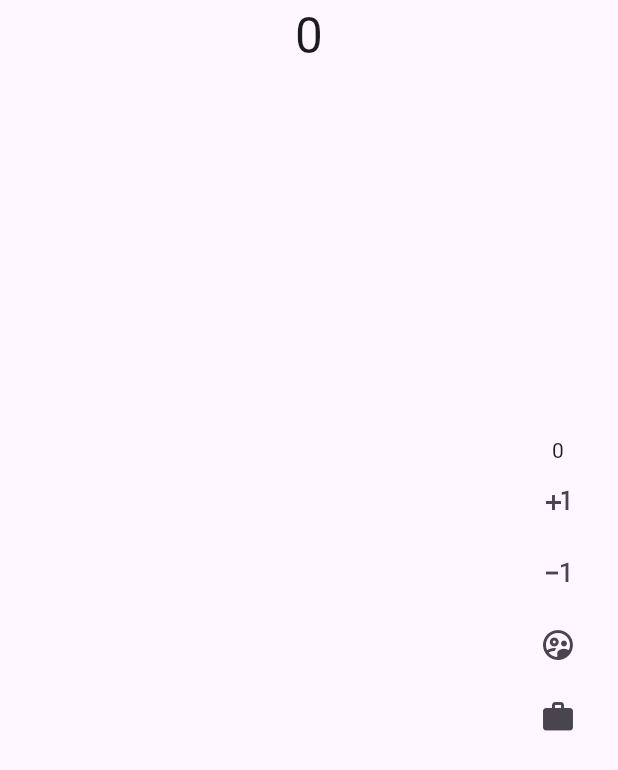
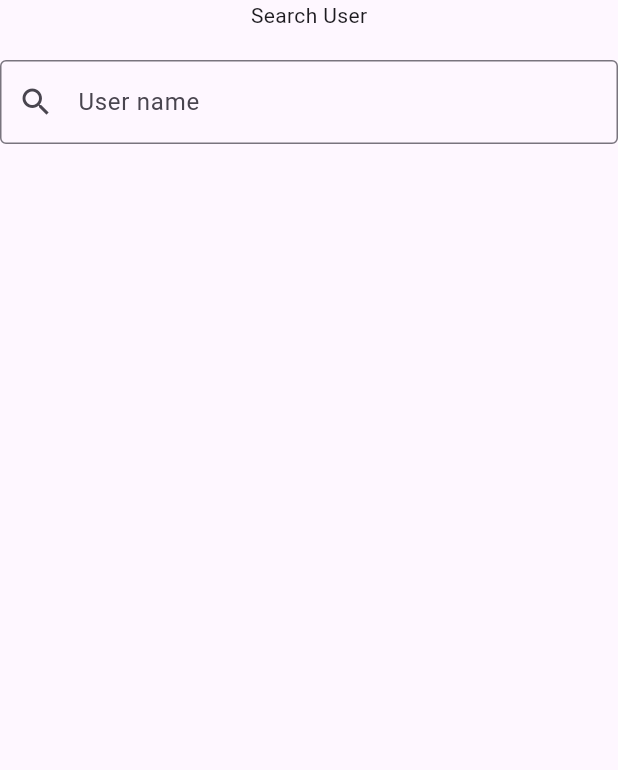
Before and after one commit to Vlad-Efremovv/bloc_teacher, a Flutter app: the screen it shows after launch, on a phone screen of 412 x 824 dp. Shown: the top 770 px of the screen. Run offline on Flutter 3.47's test engine with Material 3 defaults, Android fonts, the phone set to English and light mode, and no system bars; our stand-ins replace bloc_concurrency, dio, flutter_bloc, stream_transform.

Commit message:
№7 . search

```diff
--- a/lib/counter_bloc.dart
+++ /dev/null
@@ -1,23 +0,0 @@
-import 'package:bloc/bloc.dart';
-
-class CounterBloc extends Bloc<CounterEvent, int> {
-  CounterBloc() : super(0) {
-    on<CounterIncEvent>(_onIncrement);
-    on<CounterDecEvent>(_onDecrement);
-  }
-
-  _onIncrement(CounterIncEvent event, Emitter<int> emit) {
-    emit(state + 1);
-  }
-
-  _onDecrement(CounterDecEvent event, Emitter<int> emit) {
-    if (state <= 0) return;
-    emit(state - 1);
-  }
-}
-
-abstract class CounterEvent {}
-
-class CounterIncEvent extends CounterEvent {}
-
-class CounterDecEvent extends CounterEvent {}
--- a/lib/main.dart
+++ b/lib/main.dart
@@ -1,5 +1,4 @@
-import 'package:bloc_teacher/counter_bloc.dart';
-import 'package:bloc_teacher/user_bloc/user_bloc.dart';
+import 'package:bloc_teacher/search_bloc.dart';
 import 'package:flutter/material.dart';
 import 'package:flutter_bloc/flutter_bloc.dart';
 
@@ -8,135 +7,65 @@ void main() {
 }
 
 class MyApp extends StatelessWidget {
-  const MyApp({super.key});
+  const MyApp({Key? key}) : super(key: key);
 
   @override
   Widget build(BuildContext context) {
-    final counterBloc = CounterBloc();
     return MultiBlocProvider(
       providers: [
-        BlocProvider<CounterBloc>(
-          create: (_) => counterBloc,
-          lazy: false,
-        ),
-        BlocProvider<UserBloc>(
-          create: (_) => UserBloc(counterBloc),
-          lazy: true,
+        BlocProvider(
+          create: (context) => SearchBloc(),
         ),
       ],
       child: MaterialApp(
-        title: 'Flutter Demo',
         theme: ThemeData(
-          colorScheme: ColorScheme.fromSeed(seedColor: Colors.deepPurple),
-          useMaterial3: true,
+          textTheme: const TextTheme(
+              // bodyText2: TextStyle(fontSize: 33),
+              // subtitle1: TextStyle(fontSize: 22),
+              ),
         ),
-        home: MyHomePage(),
+        home: const Scaffold(
+          body: SafeArea(
+            child: MyHomePage(),
+          ),
+        ),
       ),
     );
   }
 }
 
 class MyHomePage extends StatelessWidget {
-  const MyHomePage({super.key});
+  const MyHomePage({Key? key}) : super(key: key);
 
   @override
   Widget build(BuildContext context) {
-    return Scaffold(
-      floatingActionButton: BlocConsumer<CounterBloc, int>(
-        listenWhen: (prev, current) => prev > current,
-        listener: (context, state) {
-          if (state == 0) {
-            Scaffold.of(context).showBottomSheet((_) => Container(
-                width: double.infinity,
-                color: Colors.blue,
-                child: Text("state is 0")));
-          }
-        },
-        builder: (context, state) => Column(
-          mainAxisAlignment: MainAxisAlignment.center,
-          children: [
-            Text(state.toString()),
-            IconButton(
-              onPressed: () {
-                context.read<CounterBloc>().add(CounterIncEvent());
-              },
-              icon: const Icon(Icons.plus_one),
-            ),
-            IconButton(
-              onPressed: () {
-                context.read<CounterBloc>().add(CounterDecEvent());
-              },
-              icon: const Icon(Icons.exposure_minus_1),
-            ),
-            IconButton(
-              onPressed: () {
-                context
-                    .read<UserBloc>()
-                    .add(UserGetUserEvent(context.read<CounterBloc>().state));
-              },
-              icon: const Icon(Icons.supervised_user_circle_outlined),
-            ),
-            IconButton(
-              onPressed: () {
-                Navigator.push(
-                    context,
-                    MaterialPageRoute(
-                        builder: (_) => BlocProvider.value(
-                            value: context.read<UserBloc>(), child: Job())));
-                context
-                    .read<UserBloc>()
-                    .add(UserGetUserJob(context.read<CounterBloc>().state));
-              },
-              icon: const Icon(Icons.work),
-            ),
-          ],
+    final users = context.select((SearchBloc bloc) => bloc.state.users);
+    return Column(
+      children: [
+        const Text('Search User'),
+        const SizedBox(height: 20),
+        TextFormField(
+          decoration: const InputDecoration(
+            hintText: 'User name',
+            prefixIcon: Icon(Icons.search),
+            border: OutlineInputBorder(),
+          ),
+          onChanged: (value) {
+            context.read<SearchBloc>().add(SearchUserEvent(value));
+          },
         ),
-      ),
-      body: SafeArea(
-        child: Center(
-            child: Column(
-          children: [
-            BlocBuilder<CounterBloc, int>(
-              builder: (context, state) {
-                final users =
-                    context.select((UserBloc bloc) => bloc.state.users);
-
-                return Column(
-                  children: [
-                    Text(state.toString(), style: TextStyle(fontSize: 33)),
-                    if (users.isNotEmpty)
-                      ...users.map((el) => Text(el.name + "use")),
-                  ],
+        if (users.isNotEmpty)
+          Expanded(
+            child: ListView.builder(
+              itemBuilder: (context, index) {
+                return ListTile(
+                  title: Text(users[index]['username']),
                 );
               },
+              itemCount: users.length,
             ),
-          ],
-        )),
-      ),
+          ),
+      ],
     );
   }
 }
-
-class Job extends StatelessWidget {
-  const Job({
-    super.key,
-  });
-
-  @override
-  Widget build(BuildContext context) {
-    return Scaffold(
-      appBar: AppBar(),
-      body: BlocBuilder<UserBloc, UserState>(
-        builder: (context, state) {
-          final jobs = context.select((UserBloc bloc) => bloc.state.job);
-          return Column(
-            children: [
-              if (state.isLoading) const CircularProgressIndicator(),
-              if (jobs.isNotEmpty) ...jobs.map((el) => Text(el.id + "job"))
-            ],
-          );
-        },
-      ),
-    );
-  }
-}
--- /dev/null
+++ b/lib/search_bloc.dart
@@ -0,0 +1,40 @@
+import 'package:bloc_concurrency/bloc_concurrency.dart';
+import 'package:dio/dio.dart';
+import 'package:flutter_bloc/flutter_bloc.dart';
+import 'package:stream_transform/stream_transform.dart';
+
+part 'search_event.dart';
+
+part 'search_state.dart';
+
+const apiUrl = 'https://api.jikan.moe/v4/users';
+
+EventTransformer<E> debounceDroppable<E>(Duration duration) {
+  return (events, mapper) {
+    return droppable<E>().call(events.debounce(duration), mapper);
+  };
+}
+
+class SearchBloc extends Bloc<SearchEvent, SearchState> {
+  SearchBloc() : super(SearchState()) {
+    on<SearchUserEvent>(
+      _onSearch,
+      // transformer: debounceDroppable(
+      //   Duration(seconds: 2),
+      // ),
+    );
+  }
+
+  final _httpClient = Dio();
+
+  _onSearch(SearchUserEvent event, Emitter<SearchState> emit) async {
+    if (event.query.length < 3) return;
+    final res = await _httpClient.get(
+      apiUrl,
+      queryParameters: {
+        'q': event.query,
+      },
+    );
+    emit(SearchState(users: res.data['data']));
+  }
+}
--- /dev/null
+++ b/lib/search_event.dart
@@ -0,0 +1,9 @@
+part of 'search_bloc.dart';
+
+class SearchEvent {}
+
+class SearchUserEvent extends SearchEvent {
+  final String query;
+
+  SearchUserEvent(this.query);
+}
--- /dev/null
+++ b/lib/search_state.dart
@@ -0,0 +1,9 @@
+part of 'search_bloc.dart';
+
+class SearchState {
+  final List users;
+
+  SearchState({
+    this.users = const [],
+  });
+}
--- a/lib/user_bloc/user_event.dart
+++ /dev/null
@@ -1,16 +0,0 @@
-part of 'user_bloc.dart';
-
-@immutable
-sealed class UserEvent {}
-
-class UserGetUserEvent extends UserEvent {
-  final int count;
-
-  UserGetUserEvent(this.count);
-}
-
-class UserGetUserJob extends UserEvent {
-  final int count;
-
-  UserGetUserJob(this.count);
-}
--- a/lib/user_bloc/user_state.dart
+++ /dev/null
@@ -1,40 +0,0 @@
-part of 'user_bloc.dart';
-
-@immutable
-class UserState {
-  final List<User> users;
-  final List<Job> job;
-  final bool isLoading;
-
-  const UserState({
-    this.users = const [],
-    this.job = const [],
-    this.isLoading = false,
-  });
-
-  UserState coryWith({
-    List<User>? users,
-    List<Job>? job,
-    bool isLoading = false,
-  }) {
-    return UserState(
-      users: users ?? this.users,
-      job: job ?? this.job,
-      isLoading: isLoading,
-    );
-  }
-}
-
-class User {
-  final String name;
-  final String id;
-
-  User({required this.name, required this.id});
-}
-
-class Job {
-  final String name;
-  final String id;
-
-  Job({required this.name, required this.id});
-}
```
Also changed, not shown: lib/user_bloc/user_bloc.dart (deleted, +0 -59 lines).
